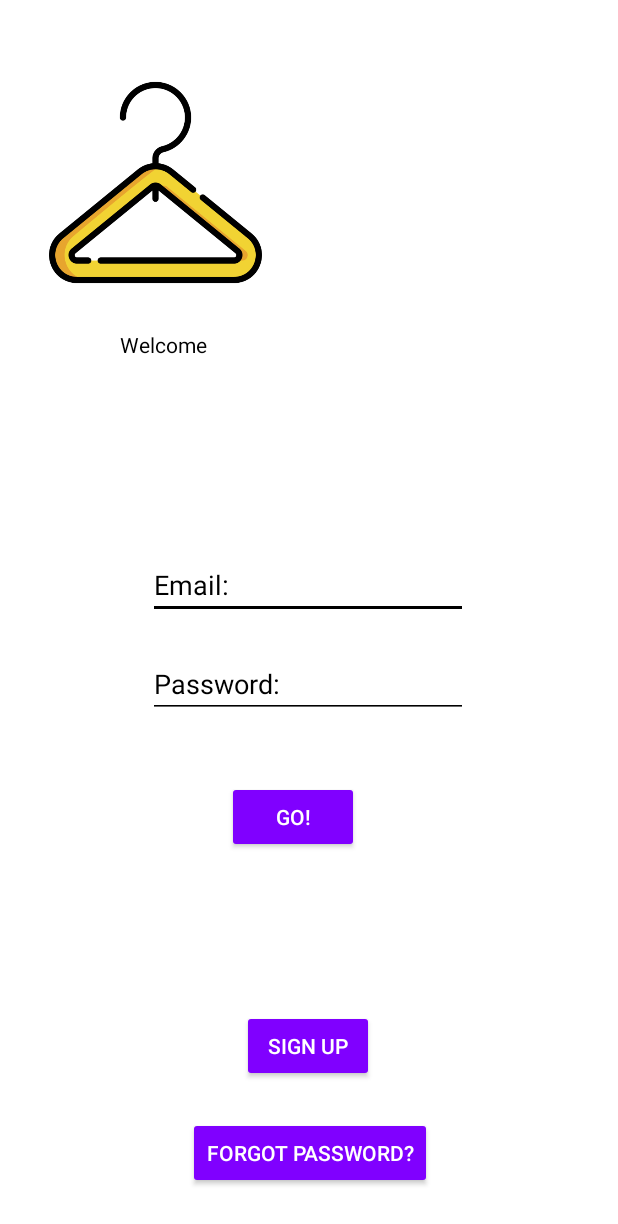
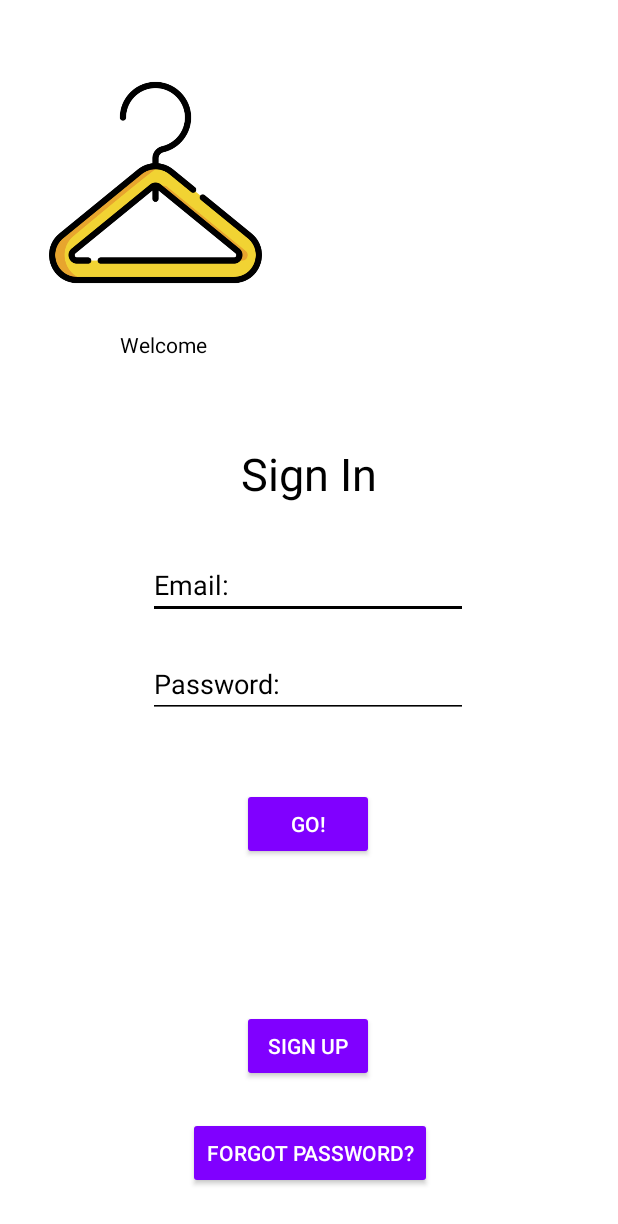
Before and after one commit to sameermkhan-creator/PersonifyApp, an Android app: the screen it shows after launch (MainActivity), on a phone screen of 412 x 824 dp. Shown: the top 1224 px of the screen. Run offline under Robolectric (Android 15) with nearby library versions, the phone set to English and light mode, and no system bars; our stand-ins replace Firebase (no records; nobody signed in at launch, a user with empty details on screens opened directly).

Commit message:
Fixed UI issues.

```diff
--- a/app/src/main/res/layout/activity_main.xml
+++ b/app/src/main/res/layout/activity_main.xml
@@ -19,10 +19,10 @@
         android:textColor="@android:color/white"
         app:layout_constraintBottom_toBottomOf="parent"
         app:layout_constraintEnd_toEndOf="parent"
-        app:layout_constraintHorizontal_bias="0.467"
+        app:layout_constraintHorizontal_bias="0.498"
         app:layout_constraintStart_toStartOf="parent"
         app:layout_constraintTop_toTopOf="parent"
-        app:layout_constraintVertical_bias="0.685" />
+        app:layout_constraintVertical_bias="0.691" />
 
     <EditText
         android:id="@+id/emailField"
@@ -119,4 +119,17 @@
         app:layout_constraintTop_toTopOf="parent"
         app:layout_constraintVertical_bias="0.273" />
 
+    <TextView
+        android:id="@+id/textView7"
+        android:layout_width="wrap_content"
+        android:layout_height="wrap_content"
+        android:text="Sign In"
+        android:textColor="@android:color/black"
+        android:textSize="30sp"
+        app:layout_constraintBottom_toBottomOf="parent"
+        app:layout_constraintEnd_toEndOf="parent"
+        app:layout_constraintStart_toStartOf="parent"
+        app:layout_constraintTop_toTopOf="parent"
+        app:layout_constraintVertical_bias="0.377" />
+
 </androidx.constraintlayout.widget.ConstraintLayout>
```
